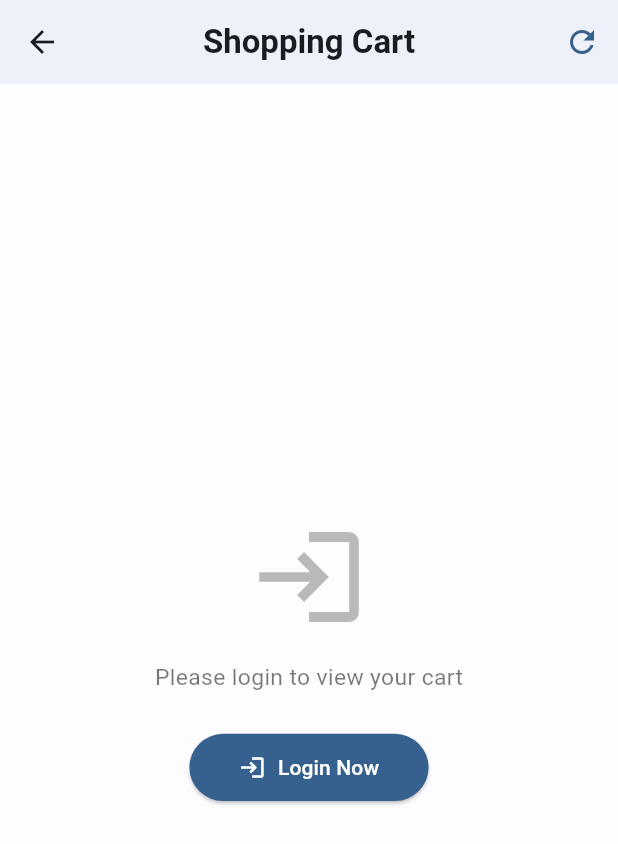
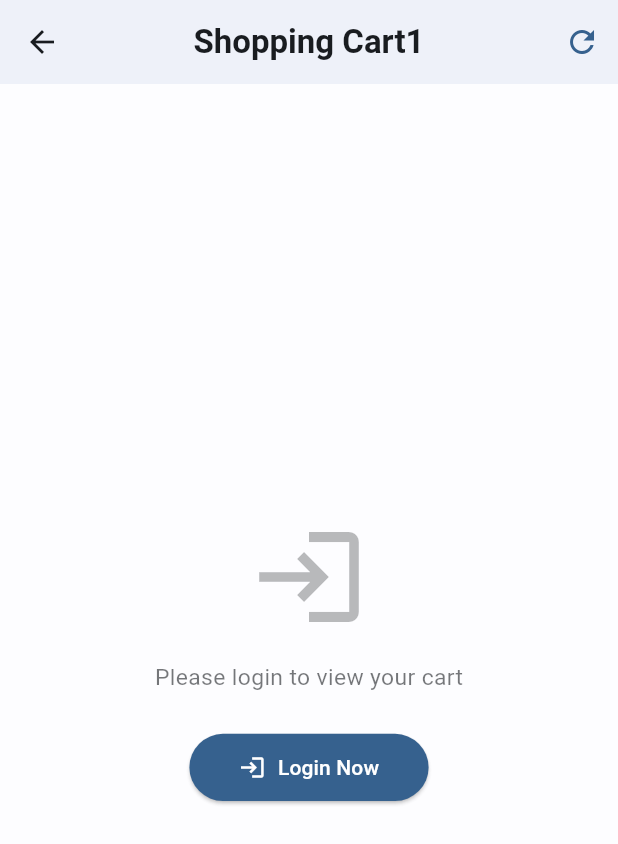
Before and after one commit to vijayakarenavar/new_suvarnraj_group, a Flutter app: the CartPage screen opened directly, on a phone screen of 412 x 824 dp. Shown: the top 844 px of the screen. Run offline on Flutter 3.47's test engine with Material 3 defaults, Android fonts, the phone set to English and light mode, and no system bars; our stand-ins replace cached_network_image, carousel_slider, flutter_local_notifications, font_awesome_flutter, get, google_sign_in and 4 more; accounts and stored records are empty; network calls fail.

Commit message:
Feat: Rename cart page AppBar title for testing

```diff
--- a/lib/pages/cart_page.dart
+++ b/lib/pages/cart_page.dart
@@ -22,7 +22,7 @@ class CartPage extends StatelessWidget {
     return Scaffold(
       backgroundColor: colorScheme.surface.withOpacity(0.3),
       appBar: AppBar(
-        title: Text('Shopping Cart', style: TextStyle(fontWeight: FontWeight.bold, color: colorScheme.onSurface)),
+        title: Text('Shopping Cart1', style: TextStyle(fontWeight: FontWeight.bold, color: colorScheme.onSurface)),
         backgroundColor: colorScheme.surface,
         foregroundColor: colorScheme.onSurface,
         elevation: 1,
```
Also changed, not shown: 1 other file.
